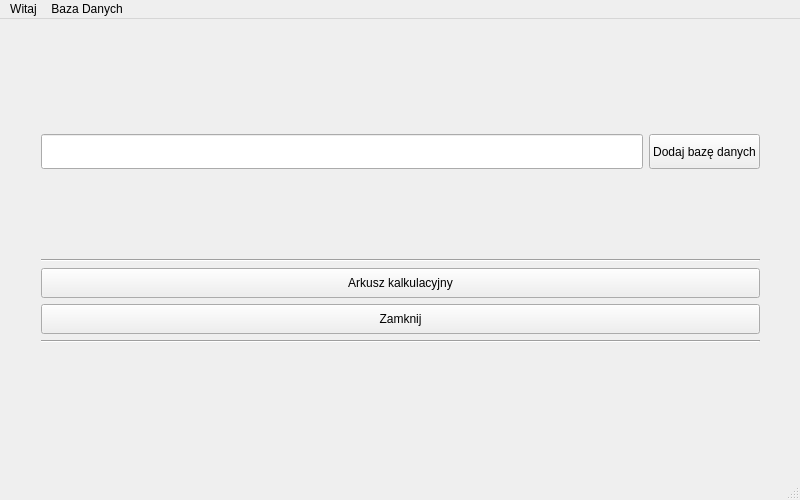
DKrakowczyk/SizesCalc, file mainwindow.ui: the form before one commit.
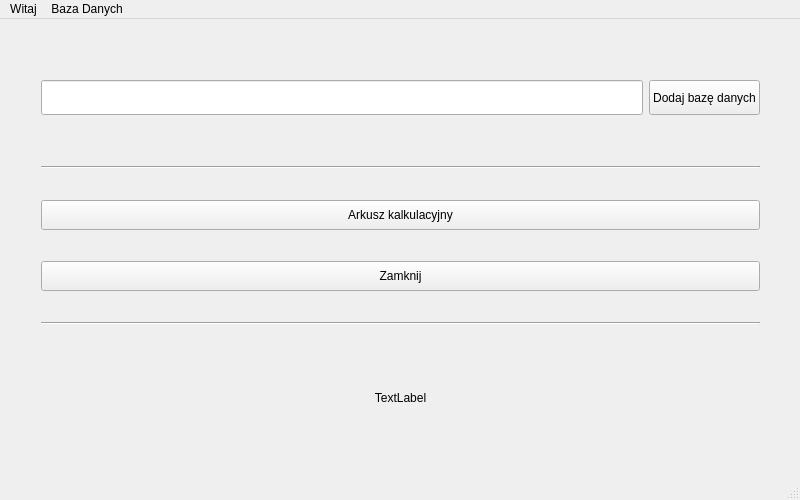
The form after the commit. Icons and pictures are not drawn.

The edit to the form file:
```diff
--- a/mainwindow.ui
+++ b/mainwindow.ui
@@ -1039,9 +1039,9 @@
     <property name="geometry">
      <rect>
       <x>30</x>
-      <y>40</y>
+      <y>50</y>
       <width>741</width>
-      <height>361</height>
+      <height>401</height>
      </rect>
     </property>
     <layout class="QVBoxLayout" name="verticalLayout">
@@ -1127,6 +1127,44 @@
          </property>
         </widget>
        </item>
+       <item>
+        <spacer name="verticalSpacer">
+         <property name="orientation">
+          <enum>Qt::Vertical</enum>
+         </property>
+         <property name="sizeType">
+          <enum>QSizePolicy::Minimum</enum>
+         </property>
+         <property name="sizeHint" stdset="0">
+          <size>
+           <width>20</width>
+           <height>10</height>
+          </size>
+         </property>
+        </spacer>
+       </item>
+       <item>
+        <widget class="QLabel" name="imageBox">
+         <property name="minimumSize">
+          <size>
+           <width>64</width>
+           <height>64</height>
+          </size>
+         </property>
+         <property name="maximumSize">
+          <size>
+           <width>16777215</width>
+           <height>64</height>
+          </size>
+         </property>
+         <property name="text">
+          <string>TextLabel</string>
+         </property>
+         <property name="alignment">
+          <set>Qt::AlignCenter</set>
+         </property>
+        </widget>
+       </item>
       </layout>
      </item>
     </layout>
```
